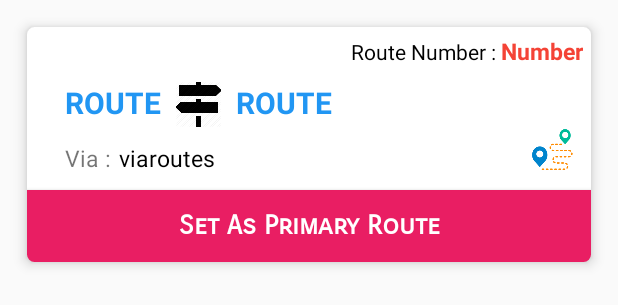
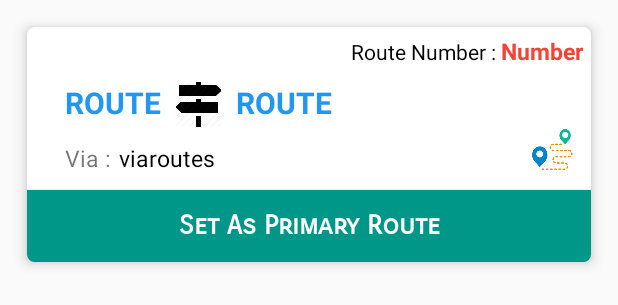
Before and after one commit to bh4nut3j4/JB-Transport, an Android app: the layout route_select_model.xml on its own in the app's theme, with its tools: preview values and no code run, on a phone screen of 412 x 824 dp. Shown: the top 305 px of the screen. Run offline under Robolectric (Android 15) with nearby library versions, the phone set to English and light mode, and no system bars.

Commit message:
Fixed RoutesAdapter finish function

```diff
--- a/app/src/main/java/in/errorlabs/jbtransport/ui/activities/RouteSelectActivity.java
+++ b/app/src/main/java/in/errorlabs/jbtransport/ui/activities/RouteSelectActivity.java
@@ -111,7 +111,7 @@ public class RouteSelectActivity extends AppCompatActivity {
                                         } catch (JSONException e) {
                                             e.printStackTrace();
                                         }
-                                    }adapter = new RouteSelectAdapter(list,getApplicationContext());
+                                    }adapter = new RouteSelectAdapter(list,RouteSelectActivity.this);
                                     recyclerView.setAdapter(adapter);
                                 }else {
                                     showError();
--- a/app/src/main/java/in/errorlabs/jbtransport/ui/fragments/HomeRouteFragment.java
+++ b/app/src/main/java/in/errorlabs/jbtransport/ui/fragments/HomeRouteFragment.java
@@ -182,7 +182,7 @@ public class HomeRouteFragment extends Fragment implements OnMapReadyCallback, L
                             if (i == middle) {
                                 CameraPosition cameraPosition = new CameraPosition.Builder()
                                         .target(latLng)
-                                        .zoom(12)
+                                        .zoom(13)
                                         .bearing(180)
                                         .tilt(30)
                                         .build();
--- a/app/src/main/res/layout/route_select_model.xml
+++ b/app/src/main/res/layout/route_select_model.xml
@@ -152,7 +152,7 @@
                 <Button
                     android:layout_width="match_parent"
                     android:layout_height="wrap_content"
-                    android:background="@color/colorAccent"
+                    android:background="@color/teal"
                     android:textColor="@color/white"
                     android:textStyle="bold"
                     android:id="@+id/setroutebutton"
```
Also changed, not shown: app/src/main/java/in/errorlabs/jbtransport/ui/adapters/RouteSelectAdapter.java (+2 -37 lines).
